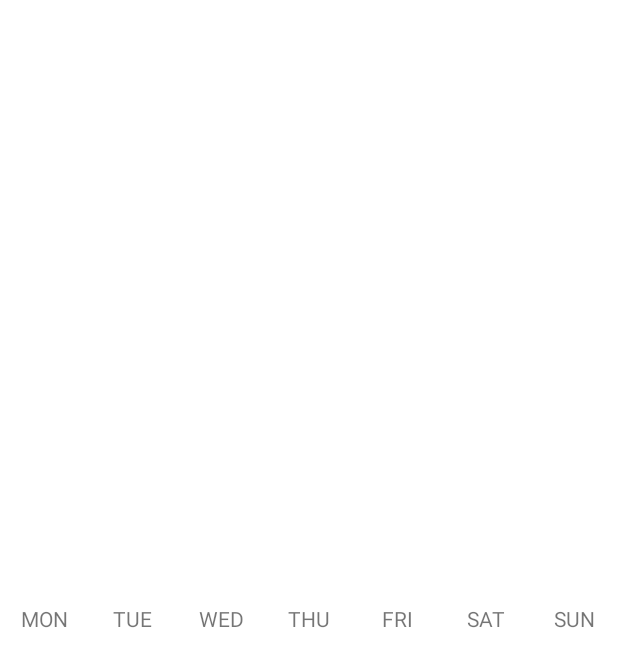
After one commit to DirectiveAthena/DailySpirit, an Android app: the layout calendar_weekday_legend.xml on its own in the app's theme, with its tools: preview values and no code run, on a phone screen of 412 x 824 dp. The commit adds this screen. Shown: the top 667 px of the screen. Run offline under Robolectric (Android 15) with nearby library versions, the phone set to English and light mode, and no system bars.

Commit message:
Feat: Weekday Legend

```diff
--- a/app/src/main/java/com/directiveathena/dailyspirit/CalendarDayLayout.kt
+++ b/app/src/main/java/com/directiveathena/dailyspirit/CalendarDay.kt
@@ -34,7 +34,7 @@ class CalendarDayLayout : Fragment() {
         savedInstanceState: Bundle?
     ): View? {
         // Inflate the layout for this fragment
-        return inflater.inflate(R.layout.fragment_calendar_day_layout, container, false)
+        return inflater.inflate(R.layout.fragment_calendar_day, container, false)
     }
 
     companion object {
--- /dev/null
+++ b/app/src/main/res/layout/calendar_weekday_legend.xml
@@ -0,0 +1,94 @@
+<?xml version="1.0" encoding="utf-8"?>
+<androidx.constraintlayout.widget.ConstraintLayout xmlns:android="http://schemas.android.com/apk/res/android"
+    xmlns:app="http://schemas.android.com/apk/res-auto"
+    xmlns:tools="http://schemas.android.com/tools"
+    android:id="@+id/lytWeekdayLegend"
+    android:layout_width="match_parent"
+    android:layout_height="match_parent"
+    android:gravity="center"
+    android:orientation="horizontal"
+    tools:ignore="HardcodedText">
+
+    <TextView
+        android:id="@+id/txtLegendMonday"
+        android:layout_width="0dp"
+        android:layout_height="wrap_content"
+        android:gravity="center"
+        android:text="MON"
+        app:layout_constraintBottom_toBottomOf="parent"
+        app:layout_constraintEnd_toStartOf="@+id/txtLegendTuesday"
+        app:layout_constraintStart_toStartOf="parent"
+        app:layout_constraintTop_toTopOf="parent" />
+
+    <TextView
+        android:id="@+id/txtLegendTuesday"
+        android:layout_width="0dp"
+        android:layout_height="wrap_content"
+        android:gravity="center"
+        android:text="TUE"
+        app:layout_constraintBottom_toBottomOf="parent"
+        app:layout_constraintEnd_toStartOf="@+id/txtLegendWednesday"
+        app:layout_constraintHorizontal_bias="0.5"
+        app:layout_constraintStart_toEndOf="@+id/txtLegendMonday"
+        app:layout_constraintTop_toTopOf="parent" />
+
+    <TextView
+        android:id="@+id/txtLegendWednesday"
+        android:layout_width="0dp"
+        android:layout_height="wrap_content"
+        android:gravity="center"
+        android:text="WED"
+        app:layout_constraintBottom_toBottomOf="parent"
+        app:layout_constraintEnd_toStartOf="@+id/txtLegendThursday"
+        app:layout_constraintHorizontal_bias="0.5"
+        app:layout_constraintStart_toEndOf="@+id/txtLegendTuesday"
+        app:layout_constraintTop_toTopOf="parent" />
+
+    <TextView
+        android:id="@+id/txtLegendThursday"
+        android:layout_width="0dp"
+        android:layout_height="wrap_content"
+        android:gravity="center"
+        android:text="THU"
+        app:layout_constraintBottom_toBottomOf="parent"
+        app:layout_constraintEnd_toStartOf="@+id/txtLegendFriday"
+        app:layout_constraintHorizontal_bias="0.5"
+        app:layout_constraintStart_toEndOf="@+id/txtLegendWednesday"
+        app:layout_constraintTop_toTopOf="parent" />
+
+    <TextView
+        android:id="@+id/txtLegendFriday"
+        android:layout_width="0dp"
+        android:layout_height="wrap_content"
+        android:gravity="center"
+        android:text="FRI"
+        app:layout_constraintBottom_toBottomOf="parent"
+        app:layout_constraintEnd_toStartOf="@+id/txtLegendSaturday"
+        app:layout_constraintHorizontal_bias="0.5"
+        app:layout_constraintStart_toEndOf="@+id/txtLegendThursday"
+        app:layout_constraintTop_toTopOf="parent" />
+
+    <TextView
+        android:id="@+id/txtLegendSaturday"
+        android:layout_width="0dp"
+        android:layout_height="wrap_content"
+        android:gravity="center"
+        android:text="SAT"
+        app:layout_constraintBottom_toBottomOf="parent"
+        app:layout_constraintEnd_toStartOf="@+id/txtLegendSunday"
+        app:layout_constraintHorizontal_bias="0.5"
+        app:layout_constraintStart_toEndOf="@+id/txtLegendFriday"
+        app:layout_constraintTop_toTopOf="parent" />
+
+    <TextView
+        android:id="@+id/txtLegendSunday"
+        android:layout_width="0dp"
+        android:layout_height="wrap_content"
+        android:gravity="center"
+        android:text="SUN"
+        app:layout_constraintBottom_toBottomOf="parent"
+        app:layout_constraintEnd_toEndOf="parent"
+        app:layout_constraintStart_toEndOf="@+id/txtLegendSaturday"
+        app:layout_constraintTop_toTopOf="parent" />
+
+</androidx.constraintlayout.widget.ConstraintLayout>
--- a/app/src/main/res/layout/fragment_calendar_day_layout.xml
+++ b/app/src/main/res/layout/fragment_calendar_day.xml
@@ -6,10 +6,10 @@
     tools:context=".CalendarDayLayout">
 
     <TextView
-        android:id="@+id/calendarDayText"
+        android:id="@+id/calendarDay"
         android:layout_width="match_parent"
         android:layout_height="match_parent"
-        android:gravity="center"
+        android:gravity="end|top"
         android:textSize="16sp"
         tools:text="22" />
 
--- a/app/src/main/res/values/strings.xml
+++ b/app/src/main/res/values/strings.xml
@@ -28,4 +28,6 @@
     <string name="WeekdaySaturday">sat</string>
     <string name="WeekdaySunday">sun</string>
     <string name="todo">TODO</string>
+    <string name="_1999">1999</string>
+    <string name="september">September</string>
 </resources>
```
Also changed, not shown: app/src/main/java/com/directiveathena/dailyspirit/Calendar.kt (+34 -8 lines), app/src/main/res/layout/fragment_calendar.xml (+60 -9 lines).
